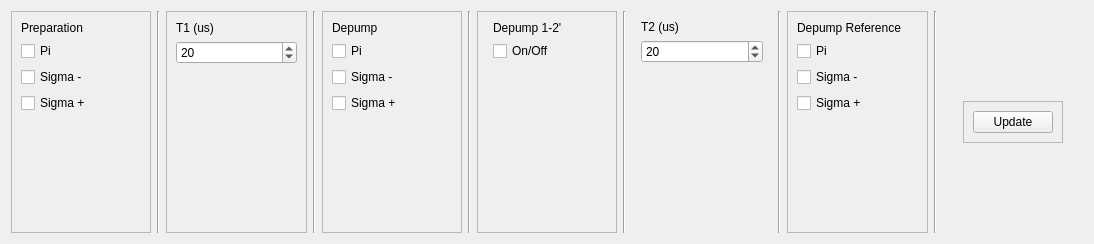
This is widgets/STIRAP/STIRAP_sequence.ui in JeremyQO/GUI-Experiment as Qt 5 draws it before an edit. The edited form follows.
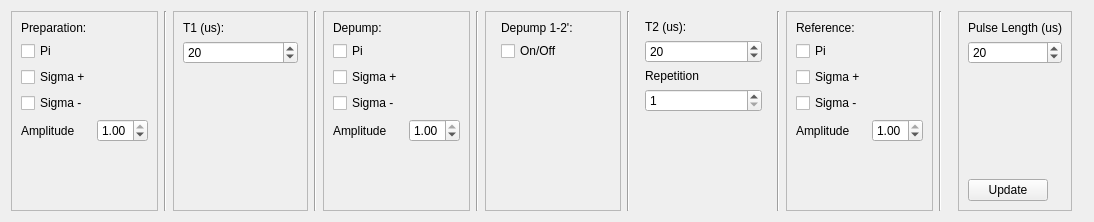
This is the edited form.

Commit message: added stirap buttons

Patch:
```diff
--- a/widgets/STIRAP/STIRAP_sequence.ui
+++ b/widgets/STIRAP/STIRAP_sequence.ui
@@ -7,7 +7,7 @@
     <x>0</x>
     <y>0</y>
     <width>1094</width>
-    <height>244</height>
+    <height>222</height>
    </rect>
   </property>
   <property name="windowTitle">
@@ -26,7 +26,7 @@
       <item row="0" column="0">
        <widget class="QLabel" name="label">
         <property name="text">
-         <string>Preparation</string>
+         <string>Preparation:</string>
         </property>
        </widget>
       </item>
@@ -38,19 +38,39 @@
        </widget>
       </item>
       <item row="2" column="0">
-       <widget class="QCheckBox" name="checkBox_preparation_sigma_m">
-        <property name="text">
-         <string>Sigma -</string>
-        </property>
-       </widget>
-      </item>
-      <item row="3" column="0">
        <widget class="QCheckBox" name="checkBox_preparation_sigma_p">
         <property name="text">
          <string>Sigma +</string>
         </property>
        </widget>
       </item>
+      <item row="3" column="0">
+       <widget class="QCheckBox" name="checkBox_preparation_sigma_m">
+        <property name="text">
+         <string>Sigma -</string>
+        </property>
+       </widget>
+      </item>
+      <item row="4" column="0">
+       <widget class="QLabel" name="label_9">
+        <property name="text">
+         <string>Amplitude</string>
+        </property>
+       </widget>
+      </item>
+      <item row="4" column="1">
+       <widget class="QDoubleSpinBox" name="doubleSpinBox_preparation_amplitude">
+        <property name="maximum">
+         <double>1.000000000000000</double>
+        </property>
+        <property name="singleStep">
+         <double>0.020000000000000</double>
+        </property>
+        <property name="value">
+         <double>1.000000000000000</double>
+        </property>
+       </widget>
+      </item>
      </layout>
     </widget>
    </item>
@@ -73,7 +93,7 @@
       <item row="0" column="0">
        <widget class="QLabel" name="label_2">
         <property name="text">
-         <string>T1 (us)</string>
+         <string>T1 (us):</string>
         </property>
        </widget>
       </item>
@@ -112,7 +132,7 @@
       <item row="0" column="0">
        <widget class="QLabel" name="label_3">
         <property name="text">
-         <string>Depump</string>
+         <string>Depump:</string>
         </property>
        </widget>
       </item>
@@ -124,19 +144,39 @@
        </widget>
       </item>
       <item row="2" column="0">
-       <widget class="QCheckBox" name="checkBox_depump_sigma_m">
-        <property name="text">
-         <string>Sigma -</string>
-        </property>
-       </widget>
-      </item>
-      <item row="3" column="0">
        <widget class="QCheckBox" name="checkBox_depump_sigma_p">
         <property name="text">
          <string>Sigma +</string>
         </property>
        </widget>
       </item>
+      <item row="3" column="0">
+       <widget class="QCheckBox" name="checkBox_depump_sigma_m">
+        <property name="text">
+         <string>Sigma -</string>
+        </property>
+       </widget>
+      </item>
+      <item row="4" column="0">
+       <widget class="QLabel" name="label_10">
+        <property name="text">
+         <string>Amplitude</string>
+        </property>
+       </widget>
+      </item>
+      <item row="4" column="1">
+       <widget class="QDoubleSpinBox" name="doubleSpinBox_depump_amplitude">
+        <property name="maximum">
+         <double>1.000000000000000</double>
+        </property>
+        <property name="singleStep">
+         <double>0.020000000000000</double>
+        </property>
+        <property name="value">
+         <double>1.000000000000000</double>
+        </property>
+       </widget>
+      </item>
      </layout>
     </widget>
    </item>
@@ -159,7 +199,7 @@
       <item row="0" column="1">
        <widget class="QLabel" name="label_5">
         <property name="text">
-         <string>Depump 1-2'</string>
+         <string>Depump 1-2':</string>
         </property>
        </widget>
       </item>
@@ -186,7 +226,7 @@
       <item row="0" column="0">
        <widget class="QLabel" name="label_4">
         <property name="text">
-         <string>T2 (us)</string>
+         <string>T2 (us):</string>
         </property>
        </widget>
       </item>
@@ -203,6 +243,20 @@
         </property>
        </widget>
       </item>
+      <item row="2" column="0">
+       <widget class="QLabel" name="label_8">
+        <property name="text">
+         <string>Repetition</string>
+        </property>
+       </widget>
+      </item>
+      <item row="3" column="0" colspan="2">
+       <widget class="QSpinBox" name="spinBox_repetitions">
+        <property name="minimum">
+         <number>1</number>
+        </property>
+       </widget>
+      </item>
      </layout>
     </widget>
    </item>
@@ -222,13 +276,6 @@
       <enum>QFrame::Raised</enum>
      </property>
      <layout class="QFormLayout" name="formLayout_6">
-      <item row="0" column="0">
-       <widget class="QLabel" name="label_6">
-        <property name="text">
-         <string>Depump Reference</string>
-        </property>
-       </widget>
-      </item>
       <item row="1" column="0">
        <widget class="QCheckBox" name="checkBox_depumpRef_pi">
         <property name="text">
@@ -237,19 +284,46 @@
        </widget>
       </item>
       <item row="2" column="0">
-       <widget class="QCheckBox" name="checkBox_depumpRef_sigma_m">
-        <property name="text">
-         <string>Sigma -</string>
-        </property>
-       </widget>
-      </item>
-      <item row="3" column="0">
        <widget class="QCheckBox" name="checkBox_depumpRef_sigma_p">
         <property name="text">
          <string>Sigma +</string>
         </property>
        </widget>
       </item>
+      <item row="3" column="0">
+       <widget class="QCheckBox" name="checkBox_depumpRef_sigma_m">
+        <property name="text">
+         <string>Sigma -</string>
+        </property>
+       </widget>
+      </item>
+      <item row="4" column="0">
+       <widget class="QLabel" name="label_11">
+        <property name="text">
+         <string>Amplitude</string>
+        </property>
+       </widget>
+      </item>
+      <item row="4" column="1">
+       <widget class="QDoubleSpinBox" name="doubleSpinBox_3">
+        <property name="maximum">
+         <double>1.000000000000000</double>
+        </property>
+        <property name="singleStep">
+         <double>0.020000000000000</double>
+        </property>
+        <property name="value">
+         <double>1.000000000000000</double>
+        </property>
+       </widget>
+      </item>
+      <item row="0" column="0">
+       <widget class="QLabel" name="label_6">
+        <property name="text">
+         <string>Reference:</string>
+        </property>
+       </widget>
+      </item>
      </layout>
     </widget>
    </item>
@@ -270,12 +344,45 @@
      </property>
      <layout class="QFormLayout" name="formLayout_7">
       <item row="0" column="0">
+       <widget class="QLabel" name="label_7">
+        <property name="text">
+         <string>Pulse Length (us)</string>
+        </property>
+       </widget>
+      </item>
+      <item row="3" column="0">
        <widget class="QPushButton" name="pushButton_update_stirap_sequence">
         <property name="text">
          <string>Update</string>
         </property>
        </widget>
       </item>
+      <item row="1" column="0" colspan="2">
+       <widget class="QSpinBox" name="spinBox_pulse_length">
+        <property name="maximum">
+         <number>1000</number>
+        </property>
+        <property name="value">
+         <number>20</number>
+        </property>
+       </widget>
+      </item>
+      <item row="2" column="0">
+       <spacer name="verticalSpacer">
+        <property name="orientation">
+         <enum>Qt::Vertical</enum>
+        </property>
+        <property name="sizeType">
+         <enum>QSizePolicy::Expanding</enum>
+        </property>
+        <property name="sizeHint" stdset="0">
+         <size>
+          <width>20</width>
+          <height>500</height>
+         </size>
+        </property>
+       </spacer>
+      </item>
      </layout>
     </widget>
    </item>
```
The commit also changes 1 other file.
